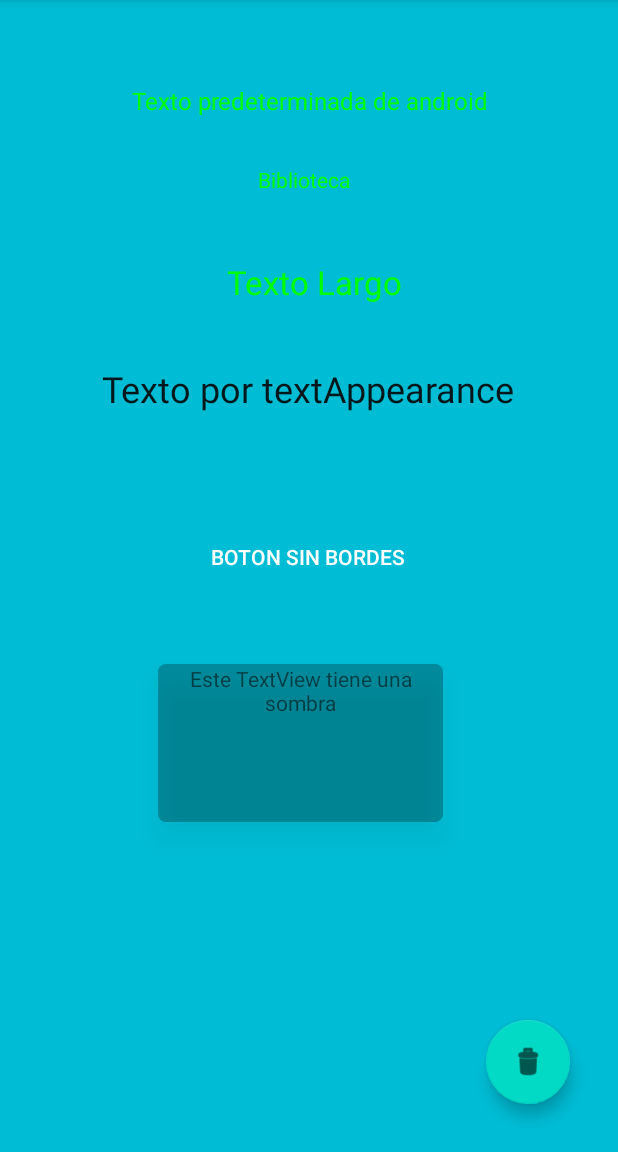
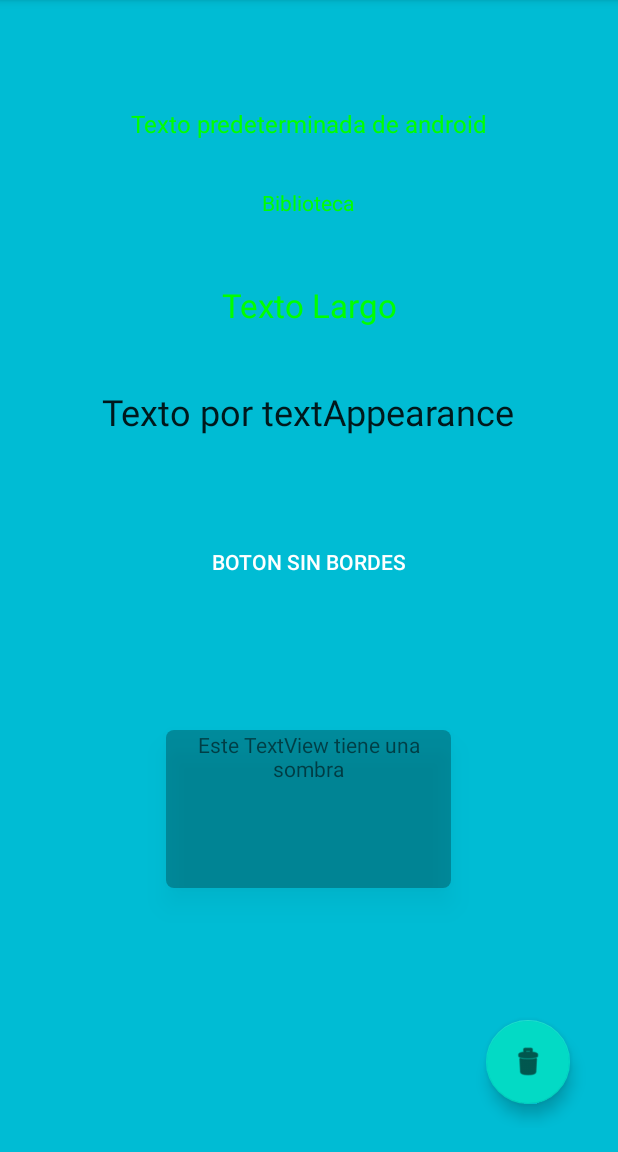
Before and after one commit to Clementain/AparienciaEstilosTemas, an Android app: the screen it shows after launch (MainActivity), on a phone screen of 412 x 824 dp, the part 84-1236 px from its top. Run offline under Robolectric (Android 15) with nearby library versions, the phone set to English and light mode, and no system bars.

Commit message:
Corrección de los Constraint de los elementos

```diff
--- a/app/src/main/res/layout/activity_main.xml
+++ b/app/src/main/res/layout/activity_main.xml
@@ -12,11 +12,12 @@
         style="@style/Widget.AppCompat.Button.Borderless"
         android:layout_width="wrap_content"
         android:layout_height="wrap_content"
-        android:layout_marginStart="56dp"
-        android:layout_marginTop="72dp"
+        android:layout_marginBottom="88dp"
         android:text="@string/btnBorderless"
-        app:layout_constraintStart_toStartOf="@+id/tvAppearence"
-        app:layout_constraintTop_toBottomOf="@+id/tvAppearence"
+        app:layout_constraintBottom_toTopOf="@+id/tvSombra"
+        app:layout_constraintEnd_toEndOf="parent"
+        app:layout_constraintHorizontal_bias="0.497"
+        app:layout_constraintStart_toStartOf="parent"
         tools:ignore="TextContrastCheck" />
 
     <TextView
@@ -24,12 +25,12 @@
         style="@style/GreenText"
         android:layout_width="wrap_content"
         android:layout_height="wrap_content"
-        android:layout_marginStart="72dp"
-        android:layout_marginTop="40dp"
+        android:layout_marginBottom="32dp"
         android:text="@string/textoHeredado"
         android:textAlignment="center"
+        app:layout_constraintBottom_toTopOf="@+id/tvbiblioteca"
+        app:layout_constraintEnd_toEndOf="parent"
         app:layout_constraintStart_toStartOf="parent"
-        app:layout_constraintTop_toTopOf="parent"
         tools:ignore="TextContrastCheck" />
 
     <TextView
@@ -37,11 +38,12 @@
         style="@style/GreenText2"
         android:layout_width="wrap_content"
         android:layout_height="wrap_content"
-        android:layout_marginStart="84dp"
-        android:layout_marginTop="32dp"
+        android:layout_marginBottom="44dp"
         android:text="@string/textobiblioteca"
-        app:layout_constraintStart_toStartOf="@+id/tvPredAndroid"
-        app:layout_constraintTop_toBottomOf="@+id/tvPredAndroid"
+        app:layout_constraintBottom_toTopOf="@+id/tvTamanio"
+        app:layout_constraintEnd_toEndOf="parent"
+        app:layout_constraintHorizontal_bias="0.498"
+        app:layout_constraintStart_toStartOf="parent"
         tools:ignore="TextContrastCheck" />
 
     <TextView
@@ -49,24 +51,25 @@
         style="@style/GreenText.Large"
         android:layout_width="wrap_content"
         android:layout_height="wrap_content"
-        android:layout_marginTop="44dp"
-        android:layout_marginEnd="128dp"
+        android:layout_marginBottom="40dp"
         android:text="@string/textoLargo"
         android:textAlignment="center"
+        app:layout_constraintBottom_toTopOf="@+id/tvAppearence"
         app:layout_constraintEnd_toEndOf="parent"
-        app:layout_constraintTop_toBottomOf="@+id/tvbiblioteca"
+        app:layout_constraintStart_toStartOf="parent"
         tools:ignore="TextContrastCheck" />
 
     <TextView
         android:id="@+id/tvAppearence"
         android:layout_width="wrap_content"
         android:layout_height="wrap_content"
-        android:layout_marginStart="52dp"
-        android:layout_marginTop="40dp"
+        android:layout_marginBottom="60dp"
         android:text="@string/textApp"
         android:textAppearance="@android:style/TextAppearance.Material.Headline"
-        app:layout_constraintStart_toStartOf="parent"
-        app:layout_constraintTop_toBottomOf="@+id/tvTamanio" />
+        app:layout_constraintBottom_toTopOf="@+id/btnSinBorde1"
+        app:layout_constraintEnd_toEndOf="parent"
+        app:layout_constraintHorizontal_bias="0.495"
+        app:layout_constraintStart_toStartOf="parent" />
 
     <com.google.android.material.floatingactionbutton.FloatingActionButton
         android:id="@+id/fab"
@@ -74,8 +77,8 @@
         android:layout_height="wrap_content"
         android:layout_gravity="end|bottom"
         android:layout_margin="16dp"
-        android:layout_marginEnd="44dp"
-        android:layout_marginBottom="56dp"
+        android:layout_marginEnd="16dp"
+        android:layout_marginBottom="84dp"
         android:contentDescription="@string/submit"
         android:src="@android:drawable/ic_menu_delete"
         app:layout_constraintBottom_toBottomOf="parent"
@@ -85,15 +88,15 @@
         android:id="@+id/tvSombra"
         android:layout_width="190dp"
         android:layout_height="105dp"
-        android:layout_marginTop="240dp"
+        android:layout_marginBottom="160dp"
         android:background="@drawable/myrect"
         android:elevation="10dp"
         android:text="@string/tvSombra"
         android:textAlignment="center"
+        app:layout_constraintBottom_toBottomOf="parent"
         app:layout_constraintEnd_toEndOf="parent"
-        app:layout_constraintHorizontal_bias="0.47"
+        app:layout_constraintHorizontal_bias="0.497"
         app:layout_constraintStart_toStartOf="parent"
-        app:layout_constraintTop_toBottomOf="@+id/tvTamanio"
         tools:ignore="TextContrastCheck" />
 
 </androidx.constraintlayout.widget.ConstraintLayout>
```
